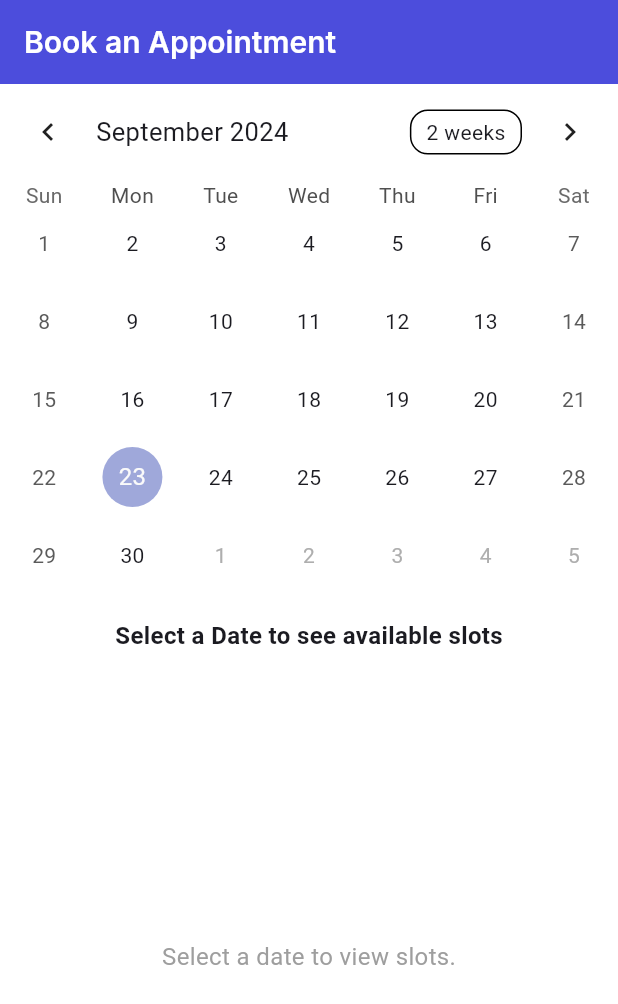
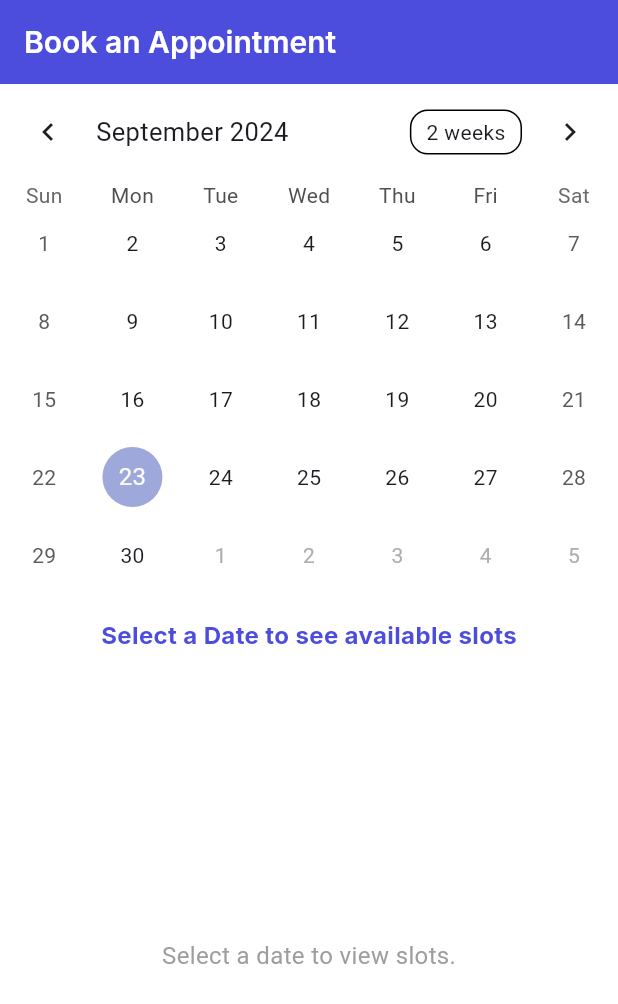
Before and after one commit to Suhaibusman/DoctorAppointMentApp, a Flutter app: the ClientAppointmentCalendar screen opened directly, on a phone screen of 412 x 824 dp. Shown: the top 1004 px of the screen. Run offline on Flutter 3.47's test engine with Material 3 defaults, Android fonts, the phone set to English and light mode, and no system bars; drawn by our look-alikes of auto_size_text, table_calendar; our stand-ins replace font_awesome_flutter, google_fonts.

Commit message:
Change Text with Custom Widget

```diff
--- a/lib/screens/calendar_screen/calendar_screen.dart
+++ b/lib/screens/calendar_screen/calendar_screen.dart
@@ -1,4 +1,5 @@
 import 'package:doctor_appointment_app/utils/themes/color_themes.dart';
+import 'package:doctor_appointment_app/utils/widget/button_widget.dart';
 import 'package:flutter/material.dart';
 import 'package:table_calendar/table_calendar.dart';
 
@@ -64,20 +65,20 @@ class _ClientAppointmentCalendarState extends State<ClientAppointmentCalendar> {
             },
             availableGestures: AvailableGestures.all,
           ),
-          SizedBox(height: 16),
+          const SizedBox(height: 16),
 
           // Appointment Slots section
           Padding(
             padding: const EdgeInsets.symmetric(horizontal: 16.0),
-            child: Text(
-              _selectedDay != null
-                  ? 'Available Slots on ${_selectedDay!.toLocal()}'
+            child: customTextWidget(
+             text:  _selectedDay != null
+                  ? 'Available Slots on ${_selectedDay!.day}/${_selectedDay!.month}/${_selectedDay!.year}'
                   : 'Select a Date to see available slots',
-              style: TextStyle(fontSize: 16, fontWeight: FontWeight.bold),
+              fontSize: 16, fontWeight: FontWeight.bold, color: primaryColor,
             ),
           ),
 
-          SizedBox(height: 16),
+          const SizedBox(height: 16),
 
           // Display available slots for the selected day
           Expanded(
@@ -88,15 +89,20 @@ class _ClientAppointmentCalendarState extends State<ClientAppointmentCalendar> {
                 String timeSlot = availableSlots[_stripTime(_selectedDay!)]![index];
                 return ListTile(
                   leading: Icon(Icons.schedule, color: primaryColor),
-                  title: Text(timeSlot),
-                  trailing: ElevatedButton(
+                  title: customTextWidget( text: timeSlot , fontWeight: FontWeight.bold),
+                  trailing: customButtonWidget(
                     onPressed: () {
                       // Handle booking appointment here
                       ScaffoldMessenger.of(context).showSnackBar(
-                        SnackBar(content: Text('Appointment booked for $timeSlot')),
+                        SnackBar(content: customTextWidget( text: 'Appointment booked for $timeSlot' , color: Colors.white)),
                       );
                     },
-                    child: Text('Book'),
+                    text: 'Book',
+                    fontColor: Colors.white,
+                    buttonColor: primaryColor,
+                    buttonHeight: 30,
+                    fontWeight: FontWeight.w600,
+                    buttonWidth: 70
                   ),
                 );
               },
@@ -106,7 +112,7 @@ class _ClientAppointmentCalendarState extends State<ClientAppointmentCalendar> {
                 _selectedDay != null
                     ? 'No available slots on this day.'
                     : 'Select a date to view slots.',
-                style: TextStyle(fontSize: 16, color: Colors.grey),
+                style: const TextStyle(fontSize: 16, color: Colors.grey),
               ),
             ),
           ),
```
